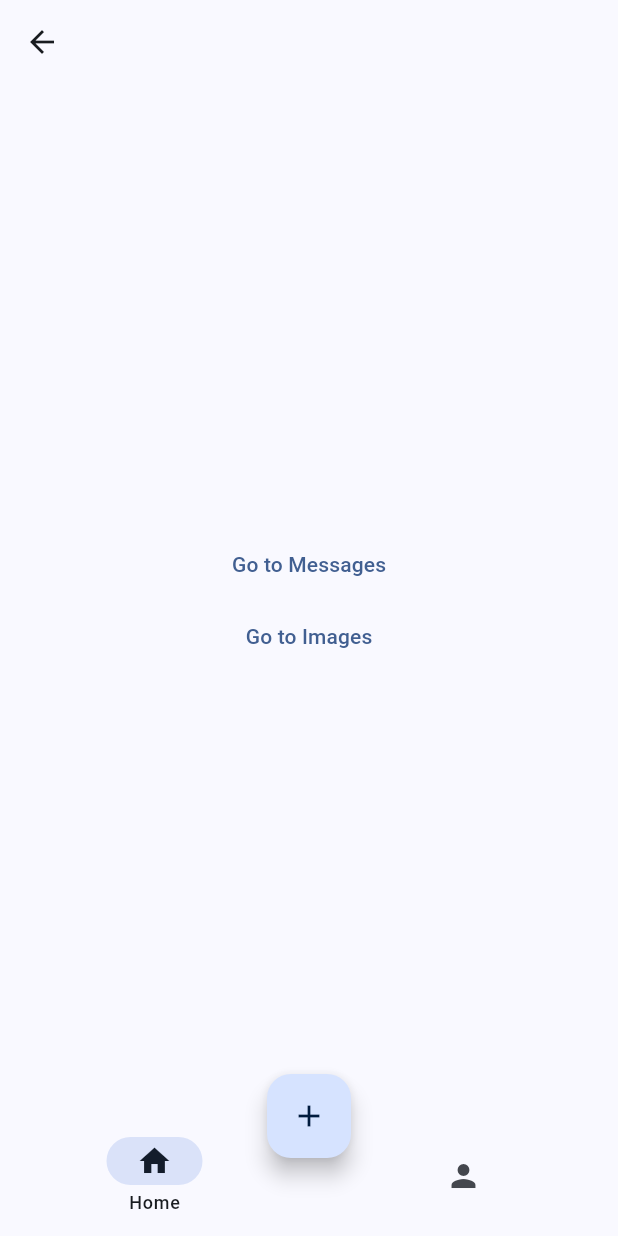
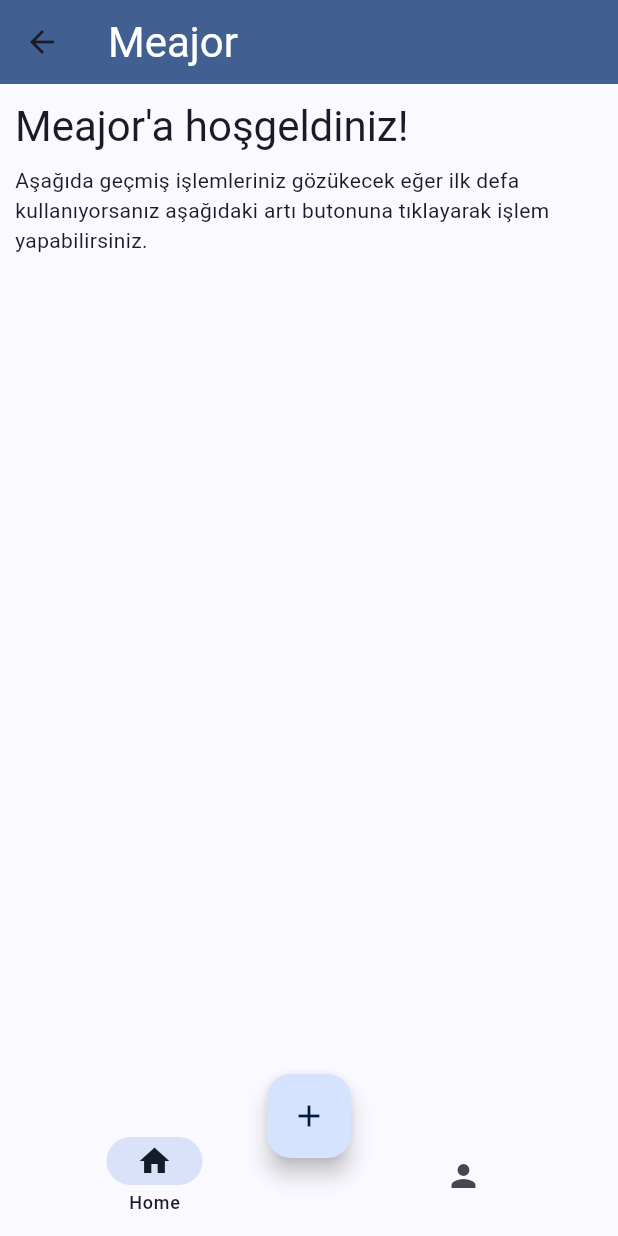
Before and after one commit to korkmazMert/meajor, a Flutter app: the CustomScaffoldView screen opened by its route, on a phone screen of 412 x 824 dp. Run offline on Flutter 3.47's test engine with Material 3 defaults, Android fonts, the phone set to English and light mode, and no system bars; our stand-ins replace auto_route, connectivity_plus, cookie_jar, dio, dio_cookie_manager, equatable and 7 more; missing offline and left inert: curl_logger_dio_interceptor, grpc, protobuf; accounts and stored records are empty; statements that could not run were skipped.

Commit message:
add: home_view_mixin.dart

```diff
--- a/lib/app/view/home_view/home_view.dart
+++ b/lib/app/view/home_view/home_view.dart
@@ -1,20 +1,26 @@
+import 'package:alisatiyor/app/view/home_view/home_view_mixin.dart';
 import 'package:auto_route/auto_route.dart';
 import 'package:flutter/material.dart';
 
 @RoutePage()
-final class HomeView extends StatelessWidget {
+final class HomeView extends StatelessWidget with HomeViewMixin {
   const HomeView({super.key});
-  static const routeName = '/home';
 
   @override
   Widget build(BuildContext context) {
     return Scaffold(
+      appBar: AppBar(
+        title: Text('Meajor',
+            style: Theme.of(context)
+                .textTheme
+                .headlineMedium
+                ?.copyWith(color: Colors.white)),
+        backgroundColor: Theme.of(context).primaryColor,
+      ),
       body: Center(
           child: Column(
-        mainAxisAlignment: MainAxisAlignment.center,
         children: [
-          TextButton(onPressed: () {}, child: const Text('Go to Messages')),
-          TextButton(onPressed: () {}, child: const Text('Go to Images'))
+          homeViewHeader(context),
         ],
       )),
     );
--- /dev/null
+++ b/lib/app/view/home_view/home_view_mixin.dart
@@ -0,0 +1,28 @@
+import 'package:alisatiyor/core/extensions/build_context_ext.dart';
+import 'package:alisatiyor/core/padding/page_padding.dart';
+import 'package:flutter/material.dart';
+
+mixin HomeViewMixin {
+  Padding homeViewHeader(BuildContext context) {
+    return Padding(
+        padding: const PagePadding.allLow(),
+        child: Row(
+          children: [
+            Expanded(
+              child: Column(
+                crossAxisAlignment: CrossAxisAlignment.start,
+                children: [
+                  Text(
+                    "Meajor'a hoşgeldiniz!",
+                    style: Theme.of(context).textTheme.headlineMedium,
+                  ),
+                  SizedBox(height: context.width * 0.02),
+                  const Text(
+                      'Aşağıda geçmiş işlemleriniz gözükecek eğer ilk defa kullanıyorsanız aşağıdaki artı butonuna tıklayarak işlem yapabilirsiniz.')
+                ],
+              ),
+            ),
+          ],
+        ));
+  }
+}
--- a/lib/app/view/messages_view/messages_view.dart
+++ b/lib/app/view/messages_view/messages_view.dart
@@ -5,8 +5,6 @@ import 'package:flutter/material.dart';
 @RoutePage()
 final class MessagesView extends StatefulWidget {
   const MessagesView({super.key});
-
-  static const String routeName = '/messages';
 
   @override
   State<MessagesView> createState() => _MessagesViewState();
@@ -16,9 +14,6 @@ class _MessagesViewState extends State<MessagesView> with MessagesMixin {
   @override
   Widget build(BuildContext context) {
     return Scaffold(
-      appBar: AppBar(
-        title: const Text('Messages'),
-      ),
       body: Column(
         children: [
           messageList(scrollController: scrollController),
--- a/lib/app/view/onboarding_view/onboarding_view.dart
+++ b/lib/app/view/onboarding_view/onboarding_view.dart
@@ -36,7 +36,7 @@ class OnboardingViewState extends State<OnboardingView> {
                 floatingActionButton: FloatingActionButton(
                   onPressed: () {
                     if (value == 2) {
-                      context.router.push(const HomeRoute());
+                      context.router.replace(const HomeRoute());
                     } else {
                       _pageController.animateToPage(value + 1,
                           duration: AppDuration.defaultDuration,
--- a/lib/app/widgets/custom_scaffold_widget.dart
+++ b/lib/app/widgets/custom_scaffold_widget.dart
@@ -25,7 +25,6 @@ class _CustomScaffoldViewState extends State<CustomScaffoldView> {
                 ImagePickerUtil().selectImageAdaptiveSheet(context);
               },
               child: const Icon(Icons.add)),
-          appBarBuilder: (context, tabsRouter) => AppBar(),
           homeIndex: 0,
           routes: [const HomeRoute(), AccountRoute()],
           bottomNavigationBuilder: (context, tabsRouter) =>
```
